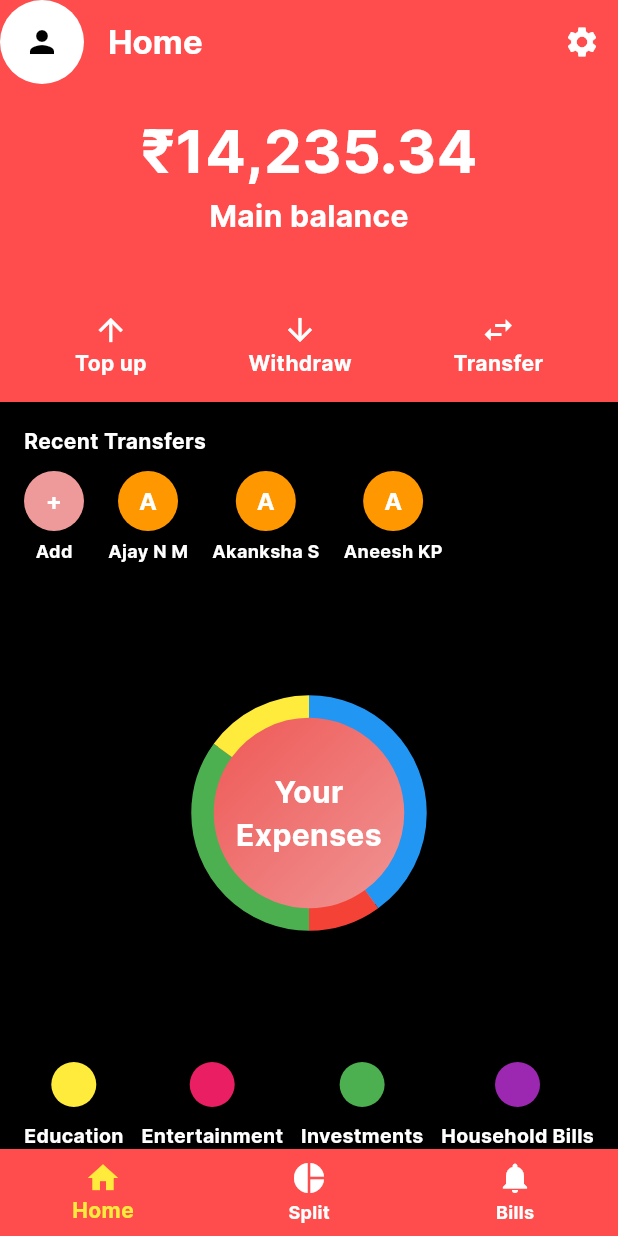
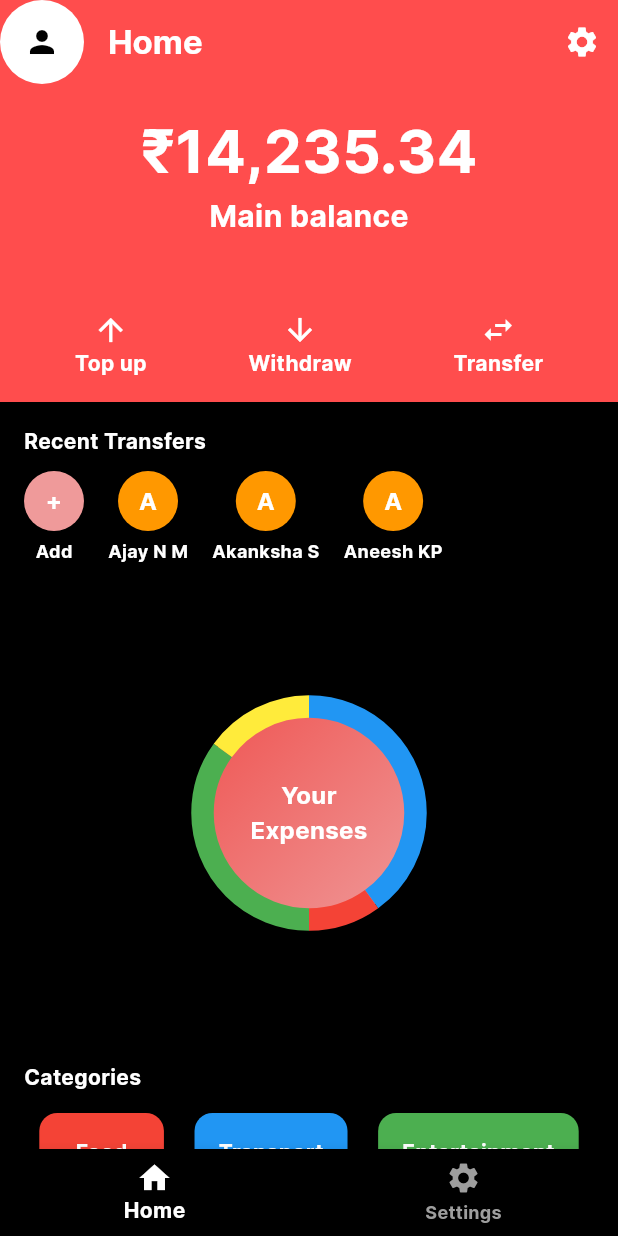
Before and after one commit to Akanksha-singa/MAD, a Flutter app: the screen it shows after launch, on a phone screen of 412 x 824 dp. Run offline on Flutter 3.47's test engine with Material 3 defaults, Android fonts, the phone set to English and light mode, and no system bars; our stand-ins replace flutter_svg, google_fonts; missing offline and left inert: country_pickers.

Commit message:
change homme

```diff
--- a/home/lib/home_screen.dart
+++ b/home/lib/home_screen.dart
@@ -1,7 +1,7 @@
-// home_screen.dart
 import 'package:flutter/material.dart';
 import 'profile_settings_screen.dart';
 import 'settings_screen.dart';
+import 'transfer_screen.dart';
 import 'dart:math' as math;
 
 class MyPieChartPainter extends CustomPainter {
@@ -85,8 +85,8 @@ class HomeScreen extends StatelessWidget {
         child: Column(
           crossAxisAlignment: CrossAxisAlignment.start,
           children: [
-            _buildBalanceCard(),
-            _buildRecentTransfers(),
+            _buildBalanceCard(context),
+            _buildRecentTransfers(context),
             _buildExpensePieChart(),
             _buildExpenseCategories(),
           ],
@@ -96,7 +96,7 @@ class HomeScreen extends StatelessWidget {
     );
   }
 
-  Widget _buildBalanceCard() {
+  Widget _buildBalanceCard(BuildContext context) {
     return Container(
       color: Color(0xFFFF4D4D),
       padding: EdgeInsets.all(16),
@@ -111,9 +111,9 @@ class HomeScreen extends StatelessWidget {
           Row(
             mainAxisAlignment: MainAxisAlignment.spaceAround,
             children: [
-              _buildActionButton(Icons.arrow_upward, 'Top up'),
-              _buildActionButton(Icons.arrow_downward, 'Withdraw'),
-              _buildActionButton(Icons.swap_horiz, 'Transfer'),
+              _buildActionButton(context, Icons.arrow_upward, 'Top up', null),
+              _buildActionButton(context, Icons.arrow_downward, 'Withdraw', null),
+              _buildActionButton(context, Icons.swap_horiz, 'Transfer', TransferScreen()),
             ],
           ),
         ],
@@ -121,16 +121,26 @@ class HomeScreen extends StatelessWidget {
     );
   }
 
-  Widget _buildActionButton(IconData icon, String label) {
-    return Column(
+  Widget _buildActionButton(BuildContext context, IconData icon, String label, Widget? screen) {
+    return GestureDetector(
+      onTap: () {
+        if (screen != null) {
+          Navigator.push(
+            context,
+            MaterialPageRoute(builder: (context) => screen),
+          );
+        }
+      },
+      child: Column(
         children: [
           Icon(icon, color: Colors.white),
           Text(label, style: TextStyle(color: Colors.white)),
         ],
+      ),
     );
   }
 
-  Widget _buildRecentTransfers() {
+  Widget _buildRecentTransfers(BuildContext context) {
     return Padding(
       padding: EdgeInsets.all(16),
       child: Column(
@@ -143,10 +153,15 @@ class HomeScreen extends StatelessWidget {
           SizedBox(height: 10),
           Row(
             children: [
-              _buildTransferAvatar('+', 'Add'),
-              _buildTransferAvatar('A', 'Ajay N M'),
-              _buildTransferAvatar('A', 'Akanksha S'),
-              _buildTransferAvatar('A', 'Aneesh KP'),
+              _buildTransferAvatar(context, '+', 'Add', () {
+                Navigator.push(
+                  context,
+                  MaterialPageRoute(builder: (context) => TransferScreen()),
+                );
+              }),
+              _buildTransferAvatar(context, 'A', 'Ajay N M'),
+              _buildTransferAvatar(context, 'A', 'Akanksha S'),
+              _buildTransferAvatar(context, 'A', 'Aneesh KP'),
             ],
           ),
         ],
@@ -154,9 +169,11 @@ class HomeScreen extends StatelessWidget {
     );
   }
 
-  Widget _buildTransferAvatar(String label, String name) {
+  Widget _buildTransferAvatar(BuildContext context, String label, String name, [VoidCallback? onTap]) {
     return Padding(
       padding: EdgeInsets.only(right: 16),
+      child: GestureDetector(
+        onTap: onTap,
         child: Column(
           children: [
             CircleAvatar(
@@ -167,13 +184,13 @@ class HomeScreen extends StatelessWidget {
             Text(name, style: TextStyle(color: Colors.white, fontSize: 12)),
           ],
         ),
+      ),
     );
   }
 
   Widget _buildExpensePieChart() {
     return Container(
       height: 300,
-      // color: Colors.grey[900],
       child: Center(
         child: SizedBox(
           height: 380.0,
@@ -184,7 +201,6 @@ class HomeScreen extends StatelessWidget {
               child: Stack(
                 alignment: Alignment.center,
                 children: [
-                  // Circle with gradient background
                   Center(
                     child: Container(
                       width: 150,
@@ -202,7 +218,6 @@ class HomeScreen extends StatelessWidget {
                       ),
                     ),
                   ),
-                  // Lines representing percentages
                   CustomPaint(
                     size: Size(110, 110),
                     painter: MyPieChartPainter(
@@ -215,14 +230,14 @@ class HomeScreen extends StatelessWidget {
                       ],
                     ),
                   ),
-                  // Centered text
                   Center(
                     child: Text(
                       'Your\nExpenses',
                       textAlign: TextAlign.center,
                       style: TextStyle(
-                        fontSize: 20.0,
                         color: Colors.white,
+                        fontSize: 16,
+                        fontWeight: FontWeight.bold,
                       ),
                     ),
                   ),
@@ -238,47 +253,50 @@ class HomeScreen extends StatelessWidget {
   Widget _buildExpenseCategories() {
     return Padding(
       padding: EdgeInsets.all(16),
-      child: Row(
-        mainAxisAlignment: MainAxisAlignment.spaceBetween,
+      child: Column(
+        crossAxisAlignment: CrossAxisAlignment.start,
         children: [
-          _buildExpenseCategory('Education', Colors.yellow),
-          _buildExpenseCategory('Entertainment', Colors.pink),
-          _buildExpenseCategory('Investments', Colors.green),
-          _buildExpenseCategory('Household Bills', Colors.purple),
+          Text(
+            'Categories',
+            style: TextStyle(color: Colors.white, fontWeight: FontWeight.bold),
+          ),
+          SizedBox(height: 10),
+          Row(
+            mainAxisAlignment: MainAxisAlignment.spaceAround,
+            children: [
+              _buildCategoryCard('Food', '₹2,000', Colors.red),
+              _buildCategoryCard('Transport', '₹1,500', Colors.blue),
+              _buildCategoryCard('Entertainment', '₹3,000', Colors.green),
+            ],
+          ),
         ],
       ),
     );
   }
 
-  Widget _buildExpenseCategory(String category, Color color) {
-    return Column(
+  Widget _buildCategoryCard(String title, String amount, Color color) {
+    return Card(
+      color: color,
+      child: Padding(
+        padding: EdgeInsets.all(16),
+        child: Column(
           children: [
-        Container(
-          width: 30,
-          height: 30,
-          decoration: BoxDecoration(
-            color: color,
-            shape: BoxShape.circle,
+            Text(title, style: TextStyle(color: Colors.white)),
+            Text(amount, style: TextStyle(color: Colors.white)),
+          ],
         ),
       ),
-        SizedBox(height: 10),
-        Text(
-          category,
-          style: TextStyle(color: Colors.white, fontSize: 13),
-        ),
-      ],
     );
   }
 
   Widget _buildBottomNavigationBar() {
     return BottomNavigationBar(
-      backgroundColor: Color(0xFFFF4D4D),
-      selectedItemColor: Colors.yellow,
-      unselectedItemColor: Colors.white,
+      backgroundColor: Colors.black,
+      selectedItemColor: Colors.white,
+      unselectedItemColor: Colors.grey,
       items: [
         BottomNavigationBarItem(icon: Icon(Icons.home), label: 'Home'),
-        BottomNavigationBarItem(icon: Icon(Icons.pie_chart), label: 'Split'),
-        BottomNavigationBarItem(icon: Icon(Icons.notifications), label: 'Bills'),
+        BottomNavigationBarItem(icon: Icon(Icons.settings), label: 'Settings'),
       ],
     );
   }
--- a/home/pubspec.yaml
+++ b/home/pubspec.yaml
@@ -45,6 +45,11 @@ flutter:
 
     - assets/images/img_icon_07.svg
     - assets/images/img_illustration_1.svg
+
+    - assets/images/img_search.svg
+    - assets/images/img_profile_photo_48x48.png
+    - assets/images/aneesh.png
+    - assets/images/img_arrow_left.svg
   fonts:
     - family: Inter
       fonts:
```
Also changed, not shown: home/lib/transfer_screen.dart (added, +130 -0 lines), home/assets/images/aneesh.png (added), home/assets/images/img_arrow_left.svg (added), home/assets/images/img_profile_photo_48x48.png (added), home/assets/images/img_search.svg (added). Lines whose indentation alone changed are shown as unchanged.
